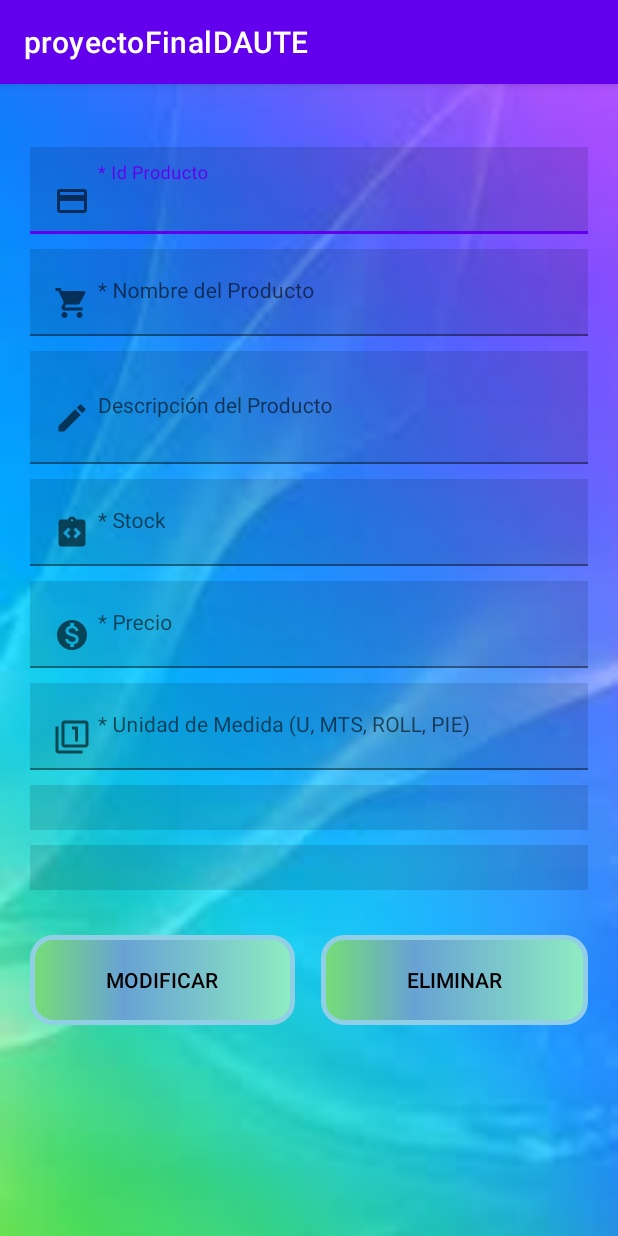
After one commit to abellhd026/proyectoFinalDAUTE, an Android app: the modificarProductos screen opened directly, with no data from a screen before it, on a phone screen of 412 x 824 dp. The commit adds this screen. Run offline under Robolectric (Android 15) with nearby library versions, the phone set to English and light mode, and no system bars.

Commit message:
actividad_modificar y eliminar productos

```diff
--- a/app/src/main/AndroidManifest.xml
+++ b/app/src/main/AndroidManifest.xml
@@ -9,6 +9,9 @@
         android:roundIcon="@mipmap/ic_launcher_round"
         android:supportsRtl="true"
         android:theme="@style/Theme.ProyectoFinalDAUTE">
+        <activity
+            android:name=".modificarProductos"
+            android:exported="true" />
         <activity
             android:name=".register"
             android:exported="false" />
--- /dev/null
+++ b/app/src/main/java/com/example/proyectofinaldaute/modificarProductos.java
@@ -0,0 +1,14 @@
+package com.example.proyectofinaldaute;
+
+import androidx.appcompat.app.AppCompatActivity;
+
+import android.os.Bundle;
+
+public class modificarProductos extends AppCompatActivity {
+
+    @Override
+    protected void onCreate(Bundle savedInstanceState) {
+        super.onCreate(savedInstanceState);
+        setContentView(R.layout.activity_modificar_productos);
+    }
+}
--- a/app/src/main/res/layout/activity_login.xml
+++ b/app/src/main/res/layout/activity_login.xml
@@ -85,6 +85,7 @@
         android:layout_height="wrap_content"
         android:background="@drawable/ic_buutton"
         android:textSize="18dp"
+        android:textColor="@color/black"
         android:layout_gravity="center"
         android:layout_marginTop="17dp"
         android:text="Ingresar" />
--- a/app/src/main/res/layout/activity_main.xml
+++ b/app/src/main/res/layout/activity_main.xml
@@ -6,12 +6,12 @@
     android:layout_height="match_parent"
     android:orientation="vertical"
     android:gravity="center"
-    android:background="@drawable/fondo"
+    android:background="@drawable/img1"
     android:layout_margin="10dp"
     tools:context=".MainActivity">
 
     <ListView
         android:id="@+id/listviewProductos"
         android:layout_width="match_parent"
-        android:layout_height="match_parent" />
+        android:layout_height="match_parent"/>
 </LinearLayout>
--- /dev/null
+++ b/app/src/main/res/layout/activity_modificar_productos.xml
@@ -0,0 +1,258 @@
+<?xml version="1.0" encoding="utf-8"?>
+<androidx.appcompat.widget.LinearLayoutCompat xmlns:android="http://schemas.android.com/apk/res/android"
+    xmlns:app="http://schemas.android.com/apk/res-auto"
+    xmlns:tools="http://schemas.android.com/tools"
+    android:layout_width="match_parent"
+    android:layout_height="match_parent"
+    android:orientation="vertical"
+    android:background="@drawable/img1"
+    tools:context=".modificarProductos">
+    <ScrollView
+        android:layout_width="match_parent"
+        android:layout_height="match_parent">
+        <LinearLayout
+            android:layout_width="match_parent"
+            android:layout_height="match_parent"
+            android:orientation="vertical"
+            android:gravity="center">
+
+
+            <LinearLayout
+                android:layout_width="match_parent"
+                android:layout_height="wrap_content"
+                android:orientation="vertical">
+
+
+                <com.google.android.material.textfield.TextInputLayout
+                    android:id="@+id/ti_id"
+                    android:layout_width="match_parent"
+                    android:layout_height="wrap_content"
+                    android:layout_marginTop="30dp"
+                    android:paddingLeft="20dp"
+                    android:paddingRight="20dp">
+
+                    <EditText
+                        android:id="@+id/id_prod"
+                        android:layout_width="match_parent"
+                        android:layout_height="wrap_content"
+                        android:layout_marginTop="12dp"
+                        android:drawablePadding="5dp"
+                        android:paddingLeft="1dp"
+                        android:drawableStart="@drawable/ic_id"
+                        android:ems="10"
+                        android:background="@color/common_google_signin_btn_text_dark_disabled"
+                        android:hint="* Id Producto"
+                        android:inputType="text"
+                        android:textColor="@color/black"
+                        android:textSize="14dp" />
+                </com.google.android.material.textfield.TextInputLayout>
+
+
+                <com.google.android.material.textfield.TextInputLayout
+                    android:id="@+id/ti_nombre_prod"
+                    android:layout_width="match_parent"
+                    android:layout_height="wrap_content"
+                    android:layout_marginTop="10dp"
+                    android:paddingLeft="20dp"
+                    android:paddingRight="20dp">
+
+                    <EditText
+                        android:id="@+id/nom_prod"
+                        android:layout_width="match_parent"
+                        android:layout_height="wrap_content"
+                        android:layout_marginTop="0dp"
+                        android:drawablePadding="5dp"
+                        android:paddingLeft="1dp"
+                        android:drawableStart="@drawable/ic_name_prod"
+                        android:ems="10"
+                        android:hint="* Nombre del Producto"
+                        android:inputType="text"
+                        android:background="@color/common_google_signin_btn_text_dark_disabled"
+                        android:textColor="@color/black"
+                        android:textSize="14dp"/>
+                </com.google.android.material.textfield.TextInputLayout>
+
+
+                <com.google.android.material.textfield.TextInputLayout
+                    android:id="@+id/ti_descripcion"
+                    android:layout_width="match_parent"
+                    android:layout_height="wrap_content"
+                    android:layout_marginTop="10dp"
+                    android:paddingLeft="20dp"
+                    android:paddingRight="20dp">
+
+                    <EditText
+                        android:id="@+id/desc_prod"
+                        android:layout_width="match_parent"
+                        android:layout_height="75dp"
+                        android:textAppearance="?android:attr/textAppearanceLarge"
+                        android:text=""
+                        android:drawablePadding="5dp"
+                        android:paddingLeft="1dp"
+                        android:drawableStart="@drawable/ic_descripcion"
+                        android:textSize="14dp"
+                        android:textColor="@color/black"
+                        android:hint="Descripción del Producto"
+                        android:background="@color/common_google_signin_btn_text_dark_disabled"
+                        android:inputType="text"/>
+                </com.google.android.material.textfield.TextInputLayout>
+
+
+                <com.google.android.material.textfield.TextInputLayout
+                    android:id="@+id/stock_produ"
+                    android:layout_width="match_parent"
+                    android:layout_height="wrap_content"
+                    android:layout_marginTop="10dp"
+                    android:paddingLeft="20dp"
+                    android:paddingRight="20dp">
+
+                    <EditText
+                        android:id="@+id/stock_prod"
+                        android:layout_width="match_parent"
+                        android:layout_height="wrap_content"
+                        android:layout_marginTop="0dp"
+                        android:drawablePadding="5dp"
+                        android:paddingLeft="1dp"
+                        android:drawableStart="@drawable/ic_stock"
+                        android:ems="10"
+                        android:background="@color/common_google_signin_btn_text_dark_disabled"
+                        android:hint="* Stock"
+                        android:inputType="numberDecimal"
+                        android:textColor="@color/black"
+                        android:textSize="14dp" />
+                </com.google.android.material.textfield.TextInputLayout>
+
+
+                <com.google.android.material.textfield.TextInputLayout
+                    android:id="@+id/precio_produ"
+                    android:layout_width="match_parent"
+                    android:layout_height="wrap_content"
+                    android:layout_marginTop="10dp"
+                    android:paddingLeft="20dp"
+                    android:paddingRight="20dp">
+
+                    <EditText
+                        android:id="@+id/precio_prod"
+                        android:layout_width="match_parent"
+                        android:layout_height="wrap_content"
+                        android:layout_marginTop="0dp"
+                        android:drawablePadding="5dp"
+                        android:paddingLeft="1dp"
+                        android:drawableStart="@drawable/ic_money"
+                        android:ems="10"
+                        android:background="@color/common_google_signin_btn_text_dark_disabled"
+                        android:hint="* Precio"
+                        android:inputType="numberDecimal"
+                        android:textColor="@color/black"
+                        android:textSize="14dp" />
+                </com.google.android.material.textfield.TextInputLayout>
+
+
+                <com.google.android.material.textfield.TextInputLayout
+                    android:id="@+id/med_produ"
+                    android:layout_width="match_parent"
+                    android:layout_height="wrap_content"
+                    android:layout_marginTop="10dp"
+                    android:paddingLeft="20dp"
+                    android:paddingRight="20dp">
+
+                    <EditText
+                        android:id="@+id/med_prod"
+                        android:layout_width="match_parent"
+                        android:layout_height="wrap_content"
+                        android:layout_marginTop="0dp"
+                        android:drawablePadding="5dp"
+                        android:paddingLeft="1dp"
+                        android:drawableStart="@drawable/ic_um"
+                        android:ems="10"
+                        android:hint="* Unidad de Medida (U, MTS, ROLL, PIE)"
+                        android:inputType="text"
+                        android:background="@color/common_google_signin_btn_text_dark_disabled"
+                        android:textColor="@color/black"
+                        android:textSize="14dp" />
+                </com.google.android.material.textfield.TextInputLayout>
+
+
+                <Spinner
+                    android:id="@+id/est_prod"
+                    android:layout_width="match_parent"
+                    android:layout_height="30dp"
+                    android:layout_marginTop="10dp"
+                    android:paddingLeft="20dp"
+                    android:paddingRight="20dp"
+                    android:layout_marginLeft="20dp"
+                    android:layout_marginRight="20dp"
+                    android:textColorHint="@color/black"
+                    android:spinnerMode="dropdown"
+                    android:background="@color/common_google_signin_btn_text_dark_disabled"
+                    style="@style/Widget.AppCompat.DropDownItem.Spinner" />
+
+                <!-- android:entries="@array/estadoCategorias"-->
+
+                <Spinner
+                    android:id="@+id/fk_categorias"
+                    android:layout_width="match_parent"
+                    android:layout_height="30dp"
+                    android:layout_marginTop="10dp"
+                    android:paddingLeft="20dp"
+                    android:paddingRight="20dp"
+                    android:layout_marginLeft="20dp"
+                    android:layout_marginRight="20dp"
+                    android:textColorHint="@color/black"
+                    android:background="@color/common_google_signin_btn_text_dark_disabled">
+
+                </Spinner>
+
+                <!-- android:entries="@array/sp_fk" -->
+                <!--  android:background="@drawable/estilospinner"
+                  style="@style/Widget.AppCompat.DropDownItem.Spinner"-->
+
+
+                <LinearLayout
+                    android:layout_width="match_parent"
+                    android:layout_height="wrap_content"
+                    android:orientation="horizontal"
+                    android:layout_marginTop="30dp"
+                    android:layout_marginLeft="20dp"
+                    android:layout_marginRight="20dp">
+
+                    <androidx.appcompat.widget.AppCompatButton
+                        android:id="@+id/btnmodificar"
+                        style="@style/Widget.AppCompat.Button.Borderless.Colored"
+                        android:layout_width="0dp"
+                        android:layout_height="wrap_content"
+                        android:layout_weight="1"
+                        android:text="modificar"
+                        android:textColor="@color/black"
+                        android:background="@drawable/ic_buutton"/>
+
+
+                    <Space
+                        android:layout_width="0dp"
+                        android:layout_height="wrap_content"
+                        android:layout_weight="0.1" />
+
+                    <androidx.appcompat.widget.AppCompatButton
+                        android:id="@+id/btneliminar"
+                        style="@style/Widget.AppCompat.Button.Borderless.Colored"
+                        android:layout_width="0dp"
+                        android:layout_height="wrap_content"
+                        android:layout_weight="1"
+                        android:text="eliminar"
+                        android:textColor="@color/black"
+                        android:background="@drawable/ic_buutton"/>
+
+                </LinearLayout>
+
+                <Space
+                    android:layout_width="wrap_content"
+                    android:layout_height="30dp"/>
+
+            </LinearLayout>
+        </LinearLayout>
+
+    </ScrollView>
+
+
+
+</androidx.appcompat.widget.LinearLayoutCompat>
--- a/app/src/main/res/layout/content_navigation_daute.xml
+++ b/app/src/main/res/layout/content_navigation_daute.xml
@@ -5,7 +5,7 @@
     xmlns:tools="http://schemas.android.com/tools"
     android:layout_width="match_parent"
     android:layout_height="match_parent"
-    android:background="@drawable/fondo"
+    android:background="@drawable/img1"
     android:orientation="vertical"
     app:layout_behavior="@string/appbar_scrolling_view_behavior"
     tools:showIn="@layout/app_bar_navigation_daute">
--- a/app/src/main/res/layout/nav_header_navigation_daute.xml
+++ b/app/src/main/res/layout/nav_header_navigation_daute.xml
@@ -4,7 +4,7 @@
     xmlns:app="http://schemas.android.com/apk/res-auto"
     android:layout_width="match_parent"
     android:layout_height="@dimen/nav_header_height"
-    android:background="@drawable/fondo"
+    android:background="@drawable/img1"
     android:paddingBottom="@dimen/activity_vertical_margin"
     android:paddingLeft="@dimen/activity_horizontal_margin"
     android:paddingRight="@dimen/activity_horizontal_margin"
@@ -15,22 +15,28 @@
 
     <ImageView
         android:id="@+id/imageView"
-        android:layout_width="200dp"
-        android:layout_height="90dp"
+        android:layout_width="242dp"
+        android:layout_height="75dp"
         android:contentDescription="@string/nav_header_desc"
         android:paddingTop="@dimen/nav_header_vertical_spacing"
-        app:srcCompat="@drawable/logo" />
+        app:srcCompat="@drawable/logo1" />
 
     <TextView
         android:layout_width="match_parent"
         android:layout_height="wrap_content"
         android:paddingTop="@dimen/nav_header_vertical_spacing"
         android:text="@string/nav_header_title"
+        android:textColor="@color/black"
+        android:textStyle="bold"
+        android:fontFamily="serif"
         android:textAppearance="@style/TextAppearance.AppCompat.Body1" />
 
     <TextView
         android:layout_width="wrap_content"
         android:layout_height="wrap_content"
         android:text="SIS 21B"
+        android:textColor="@color/black"
+        android:textStyle="bold"
+        android:fontFamily="serif"
         android:id="@+id/textView" />
 </LinearLayout>
--- a/app/src/main/res/menu/activity_main_drawer.xml
+++ b/app/src/main/res/menu/activity_main_drawer.xml
@@ -24,5 +24,6 @@
             android:id="@+id/nav_productos"
             android:icon="@drawable/ic_categorias"
             android:title="@string/menu_productos" />
+
     </group>
 </menu>
--- a/app/src/main/res/values/strings.xml
+++ b/app/src/main/res/values/strings.xml
@@ -3,7 +3,7 @@
     <string name="title_activity_navigation_daute">Navigation_DAUTE</string>
     <string name="navigation_drawer_open">Open navigation drawer</string>
     <string name="navigation_drawer_close">Close navigation drawer</string>
-    <string name="nav_header_title">Android Studio</string>
+    <string name="nav_header_title">Sistemas Informaticos </string>
     <string name="nav_header_subtitle">android.studio@android.com</string>
     <string name="nav_header_desc">Navigation header</string>
     <string name="action_settings">Settings</string>
```
Also changed, not shown: app/src/main/res/drawable/logo1.png (added).
